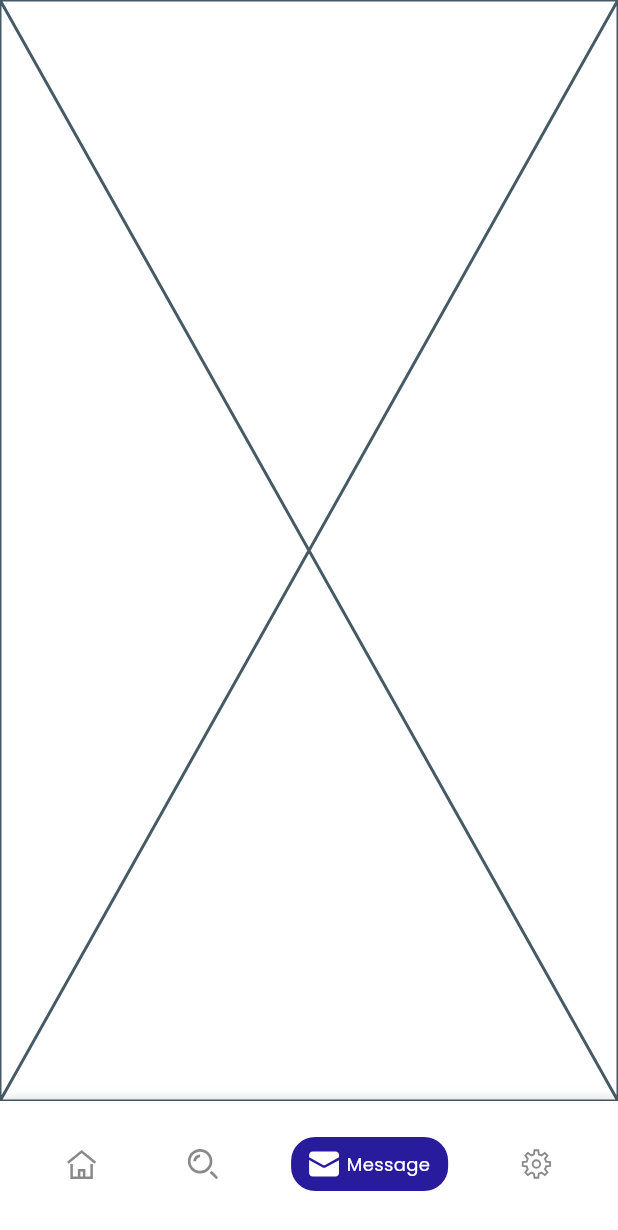
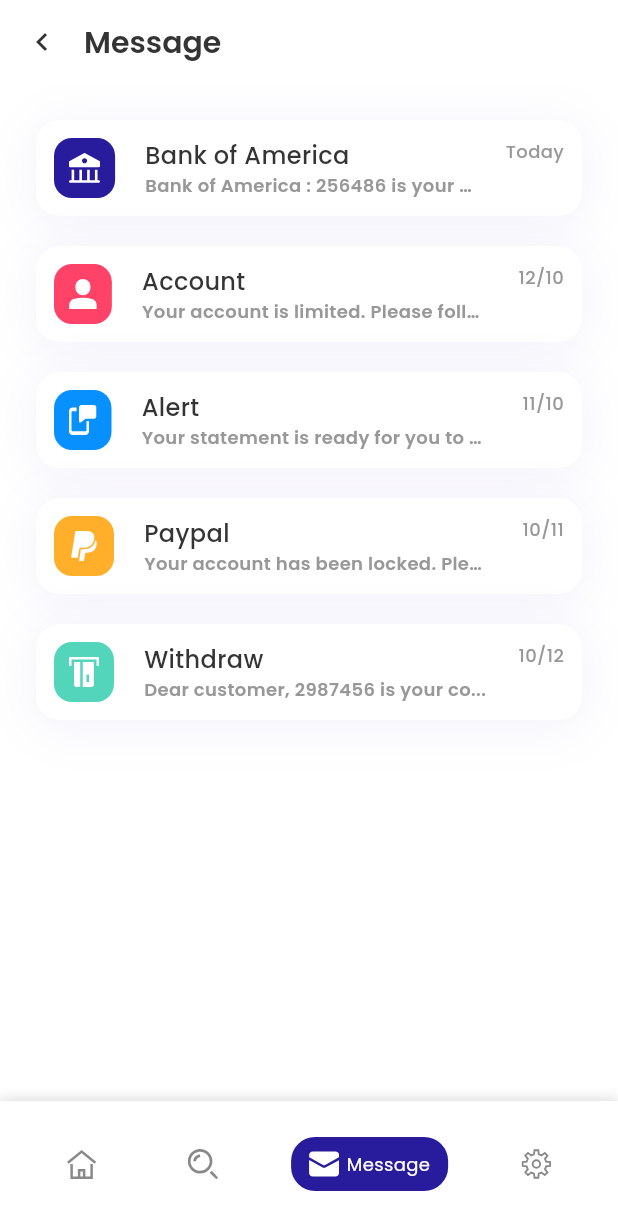
Before and after one commit to KevinAWijaya/ibank_emoney, a Flutter app: the NavigationPage screen opened directly, item 3 of the bottom bar chosen, on a phone screen of 412 x 824 dp. Shown: the top 1230 px of the screen. Run offline on Flutter 3.47's test engine with Material 3 defaults, Android fonts, the phone set to English and light mode, and no system bars; our stand-ins replace fl_chart, flutter_html, flutter_map, flutter_svg, google_fonts, latlong2.

Commit message:
message page

```diff
--- a/lib/ui/menu/navigation_page.dart
+++ b/lib/ui/menu/navigation_page.dart
@@ -29,8 +29,18 @@ class _NavigationPageState extends State<NavigationPage> {
         "$iconPath/search.svg",
         "$iconPath/search.svg",
       ),
-      NavItem(MessageTab(), "Message", "$iconPath/mail.svg", "$iconPath/mail_active.svg"),
-      NavItem(SettingTab(), "Setting", "$iconPath/setting.svg", "$iconPath/setting_active.svg"),
+      NavItem(
+        MessageTab(onBack: () => setState(() => _selectedIndex = 0)),
+        "Message",
+        "$iconPath/mail.svg",
+        "$iconPath/mail_active.svg",
+      ),
+      NavItem(
+        SettingTab(onBack: () => setState(() => _selectedIndex = 0)),
+        "Setting",
+        "$iconPath/setting.svg",
+        "$iconPath/setting_active.svg",
+      ),
     ]);
   }
 
--- a/lib/ui/menu/tab/message_tab.dart
+++ b/lib/ui/menu/tab/message_tab.dart
@@ -1,7 +1,17 @@
 import 'package:flutter/material.dart';
+import 'package:flutter_svg/svg.dart';
+import 'package:ibank_emoney/core/constants/constants.dart';
+import 'package:ibank_emoney/core/constants/size.dart';
+import 'package:ibank_emoney/core/constants/space.dart';
+import 'package:ibank_emoney/core/theme/color.dart';
+import 'package:ibank_emoney/core/theme/style.dart';
+import 'package:ibank_emoney/ui/menu/feature/message/message_page.dart';
+import 'package:ibank_emoney/ui/widgets/app_bar.dart';
 
 class MessageTab extends StatefulWidget {
-  const MessageTab({super.key});
+  final VoidCallback? onBack;
+
+  const MessageTab({super.key, this.onBack});
 
   @override
   State<MessageTab> createState() => _MessageTabState();
@@ -10,6 +20,123 @@ class MessageTab extends StatefulWidget {
 class _MessageTabState extends State<MessageTab> {
   @override
   Widget build(BuildContext context) {
-    return const Placeholder();
+    return Scaffold(
+      appBar: VAppBar(title: "Message", primaryTheme: false, onBackPressed: widget.onBack, showBack: true),
+      body: SafeArea(child: _body()),
+    );
+  }
+
+  Widget _body() {
+    return SingleChildScrollView(
+      padding: EdgeInsets.all(marginLarge),
+      child: Column(
+        children: [
+          _messageCard(
+            "Bank of America",
+            "Bank of America : 256486 is your authorization code which expires in 10 minutes. If you didn't request the code. Call : 18009898 for assistance",
+            "bank.svg",
+            "Today",
+            VColor.primary1,
+            onTap: () {
+              Navigator.push(context, MaterialPageRoute(builder: (context) => ChatScreen()));
+            },
+          ),
+          _messageCard(
+            "Account",
+            "Your account is limited. Please follow for more",
+            "person.svg",
+            "12/10",
+            VColor.semantic1,
+            onTap: () {
+              // Navigator.push(context, MaterialPageRoute(builder: (context) => InterestRatePage()));
+            },
+          ),
+          _messageCard(
+            "Alert",
+            "Your statement is ready for you to exchange",
+            "phone_message.svg",
+            "11/10",
+            VColor.semantic2,
+            onTap: () {
+              // Navigator.push(context, MaterialPageRoute(builder: (context) => ExchangeRatePage()));
+            },
+          ),
+          _messageCard(
+            "Paypal",
+            "Your account has been locked. Please contact us",
+            "paypal.svg",
+            "10/11",
+            VColor.semantic3,
+            onTap: () {
+              // Navigator.push(context, MaterialPageRoute(builder: (context) => ExchangePage()));
+            },
+          ),
+          _messageCard(
+            "Withdraw",
+            "Dear customer, 2987456 is your co...",
+            "credit_card_in.svg",
+            "10/12",
+            VColor.semantic4,
+            onTap: () {
+              // Navigator.push(context, MaterialPageRoute(builder: (context) => ExchangePage()));
+            },
+          ),
+        ],
+      ),
+    );
+  }
+
+  Widget _messageCard(String title, String desc, String image, String time, Color bgColor, {void Function()? onTap}) {
+    return MouseRegion(
+      cursor: SystemMouseCursors.click,
+      child: GestureDetector(
+        onTap: onTap,
+        child: Container(
+          margin: EdgeInsets.only(bottom: 20),
+          width: double.infinity,
+          decoration: BoxDecoration(
+            borderRadius: BorderRadius.all(Radius.circular(radiusLarge)),
+            color: VColor.neutral6,
+            boxShadow: [VColor.dropShadowCard],
+          ),
+          padding: EdgeInsets.all(12),
+          child: Row(
+            crossAxisAlignment: CrossAxisAlignment.start,
+            children: [
+              Container(
+                padding: EdgeInsets.all(10),
+                decoration: BoxDecoration(
+                  borderRadius: BorderRadius.all(Radius.circular(radiusMedium)),
+                  color: bgColor,
+                ),
+                child: SvgPicture.asset(
+                  '$iconPath/$image',
+                  height: 20,
+                  fit: BoxFit.fitHeight,
+                  colorFilter: ColorFilter.mode(VColor.neutral6, BlendMode.srcIn),
+                ),
+              ),
+              spaceHorizontalMedium,
+              Expanded(
+                child: Column(
+                  crossAxisAlignment: CrossAxisAlignment.start,
+                  children: [
+                    Text(title, style: textBody1),
+                    Text(
+                      desc,
+                      style: caption1.copyWith(color: VColor.neutral3),
+                      maxLines: 1,
+                      overflow: TextOverflow.ellipsis,
+                    ),
+                  ],
+                ),
+              ),
+              spaceHorizontalMedium,
+              Text(time, style: caption2.copyWith(color: VColor.neutral3)),
+            ],
+          ),
+        ),
+      ),
+    );
   }
 }
--- a/pubspec.yaml
+++ b/pubspec.yaml
@@ -14,6 +14,8 @@ dependencies:
   flutter_svg: ^2.2.1
   flutter_map: ^8.2.2
   latlong2: ^0.9.1
+  intl: ^0.20.2
+  flutter_html: ^3.0.0
 
 dev_dependencies:
   flutter_test:
```
Also changed, not shown: lib/ui/menu/feature/message/html_message.dart (added, +40 -0 lines), lib/ui/menu/feature/message/message_page.dart (added, +163 -0 lines), lib/ui/menu/tab/setting.tab.dart (+11 -2 lines), assets/icons/arrow_right.svg (added), assets/icons/paypal.svg (added), assets/icons/phone_message.svg (added), pubspec.lock.
